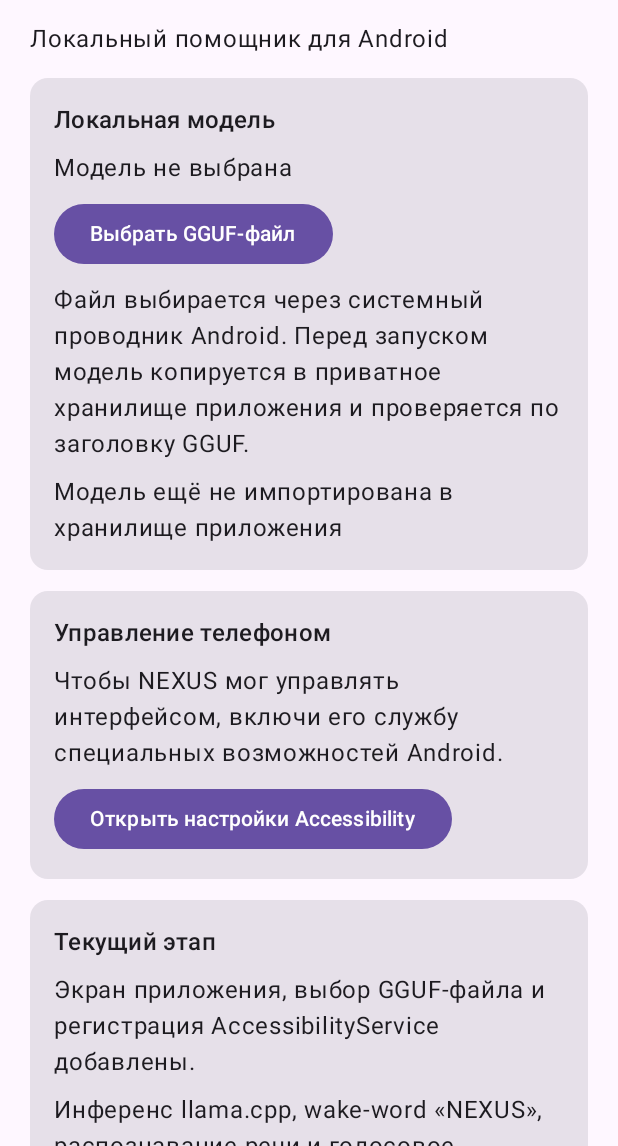
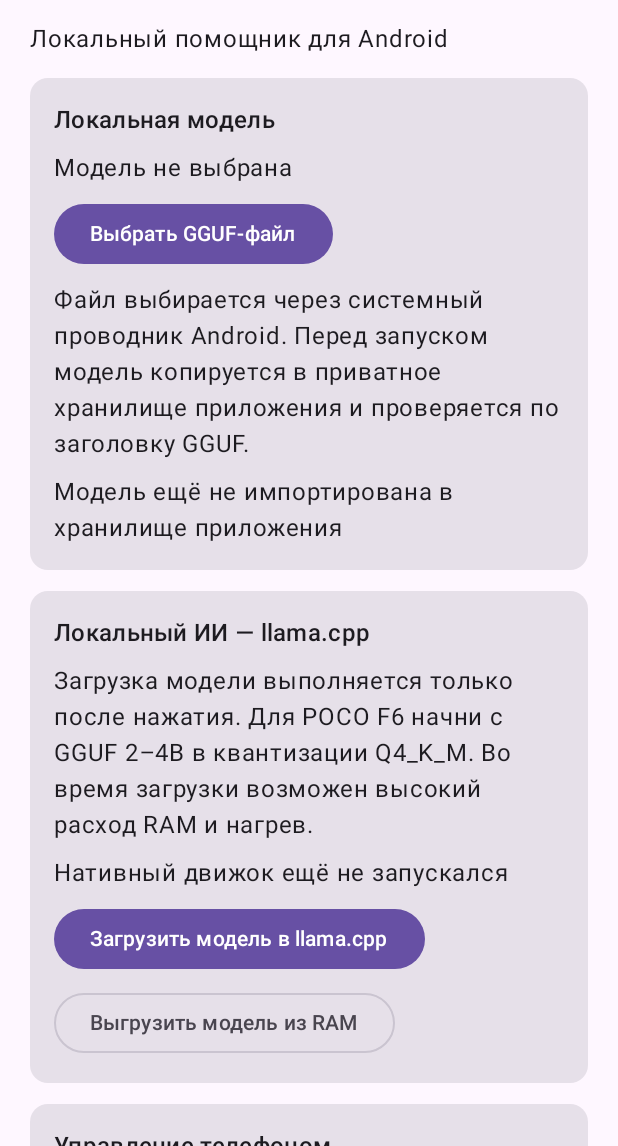
Before and after one commit to lopikoko74-creator/NEXUS-AI-Android, an Android app built with Jetpack Compose: the screen it shows after launch (MainActivity), on a phone screen of 412 x 824 dp, the part 90-1236 px from its top. Run offline under Robolectric (Android 15) with nearby library versions, the phone set to English and light mode, and no system bars.

Commit message:
Connect llama.cpp model loading to the app UI

```diff
--- a/app/src/main/java/ai/nexus/mobile/MainActivity.kt
+++ b/app/src/main/java/ai/nexus/mobile/MainActivity.kt
@@ -41,11 +41,12 @@ class MainActivity : ComponentActivity() {
         setContent {
             var modelName by remember { mutableStateOf(prefs.getString("model_name", null) ?: "Модель не выбрана") }
             var modelUri by remember { mutableStateOf(prefs.getString("model_uri", null)) }
+            var engineStatus by remember { mutableStateOf("Нативный движок ещё не запускался") }
             var modelStatus by remember {
                 val savedPath = prefs.getString("model_file", null)
                 val savedFile = savedPath?.let(::File)
                 mutableStateOf(
-                    if (savedFile?.isFile == true) "GGUF импортирован: ${savedFile.name}. Движок инференса ещё не подключён."
+                    if (savedFile?.isFile == true) "GGUF импортирован: ${savedFile.name}. Можно вручную загрузить в llama.cpp."
                     else "Модель ещё не импортирована в хранилище приложения"
                 )
             }
@@ -82,13 +83,49 @@ class MainActivity : ComponentActivity() {
                                             try {
                                                 val imported = ModelStorage.importModel(this@MainActivity, Uri.parse(modelUri.orEmpty()))
                                                 prefs.edit().putString("model_file", imported.absolutePath).apply()
-                                                modelStatus = "Импорт завершён: ${imported.name}. Движок инференса подключается следующим этапом."
+                                                modelStatus = "Импорт завершён: ${imported.name}. llama.cpp готов к ручной загрузке."
                                             } catch (error: Exception) {
                                                 modelStatus = "Ошибка импорта: ${error.message ?: "неизвестная ошибка"}"
                                             }
                                         }
                                     }) { Text("Подготовить модель") }
                                 }
+                            }
+                        }
+                        Card(Modifier.fillMaxWidth()) {
+                            Column(Modifier.padding(16.dp), verticalArrangement = Arrangement.spacedBy(8.dp)) {
+                                Text("Локальный ИИ — llama.cpp", style = MaterialTheme.typography.titleMedium)
+                                Text("Загрузка модели выполняется только после нажатия. Для POCO F6 начни с GGUF 2–4B в квантизации Q4_K_M. Во время загрузки возможен высокий расход RAM и нагрев.")
+                                Text(engineStatus)
+                                Button(onClick = {
+                                    this@MainActivity.lifecycleScope.launch {
+                                        val path = prefs.getString("model_file", null)
+                                        val file = path?.let(::File)
+                                        if (file == null || !file.isFile) {
+                                            engineStatus = "Сначала выбери и подготовь GGUF-файл."
+                                        } else {
+                                            engineStatus = "Инициализация llama.cpp и загрузка модели…"
+                                            try {
+                                                val info = NativeLlamaEngine.getInstance(this@MainActivity).loadModel(file)
+                                                engineStatus = "Модель загружена: $info"
+                                            } catch (error: LinkageError) {
+                                                engineStatus = "Ошибка нативного движка: ${error.message ?: "библиотека не загрузилась"}"
+                                            } catch (error: Exception) {
+                                                engineStatus = "Не удалось загрузить модель: ${error.message ?: "неизвестная ошибка"}"
+                                            }
+                                        }
+                                    }
+                                }) { Text("Загрузить модель в llama.cpp") }
+                                OutlinedButton(onClick = {
+                                    this@MainActivity.lifecycleScope.launch {
+                                        try {
+                                            NativeLlamaEngine.getInstance(this@MainActivity).unloadModel()
+                                            engineStatus = "Модель выгружена из памяти."
+                                        } catch (error: Exception) {
+                                            engineStatus = "Ошибка выгрузки: ${error.message ?: "неизвестная ошибка"}"
+                                        }
+                                    }
+                                }) { Text("Выгрузить модель из RAM") }
                             }
                         }
                         Card(Modifier.fillMaxWidth()) {
@@ -103,8 +140,8 @@ class MainActivity : ComponentActivity() {
                         Card(Modifier.fillMaxWidth()) {
                             Column(Modifier.padding(16.dp), verticalArrangement = Arrangement.spacedBy(8.dp)) {
                                 Text("Текущий этап", style = MaterialTheme.typography.titleMedium)
-                                Text("Экран приложения, выбор GGUF-файла и регистрация AccessibilityService добавлены.")
-                                Text("Инференс llama.cpp, wake-word «NEXUS», распознавание речи и голосовое подтверждение ещё не реализованы.")
+                                Text("Добавлены импорт GGUF, нативная arm64-сборка llama.cpp и ручная загрузка/выгрузка модели.")
+                                Text("Генерация ответов, wake-word «NEXUS», распознавание речи, синтез речи и голосовое подтверждение ещё не подключены.")
                             }
                         }
                         Spacer(Modifier.height(4.dp))
```
